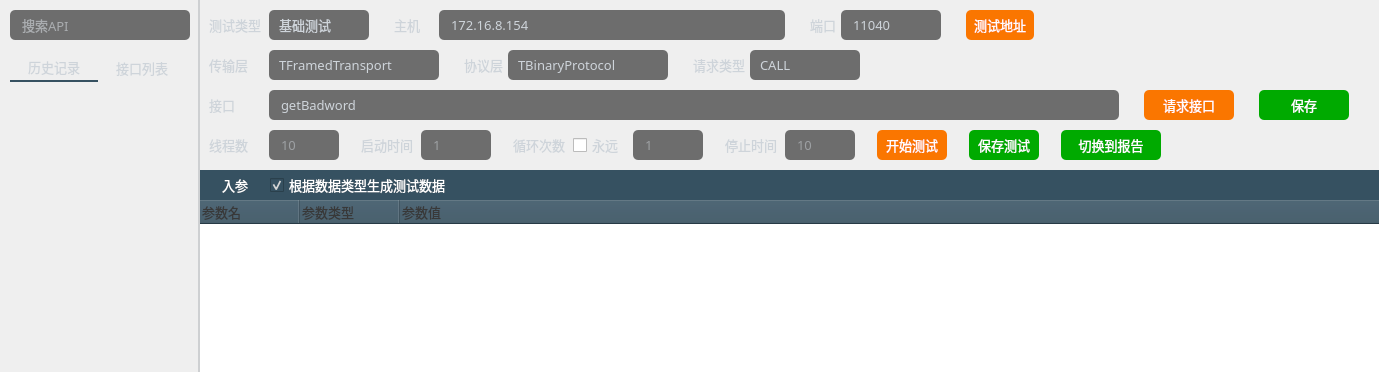
First picture: the form in thriftwidget.ui, repository HuaGouFdog/Fdog-Kit, before the edit; both pictures show x 0 to 1379 and y 0 to 372 of the 1379 by 701 pixel window.
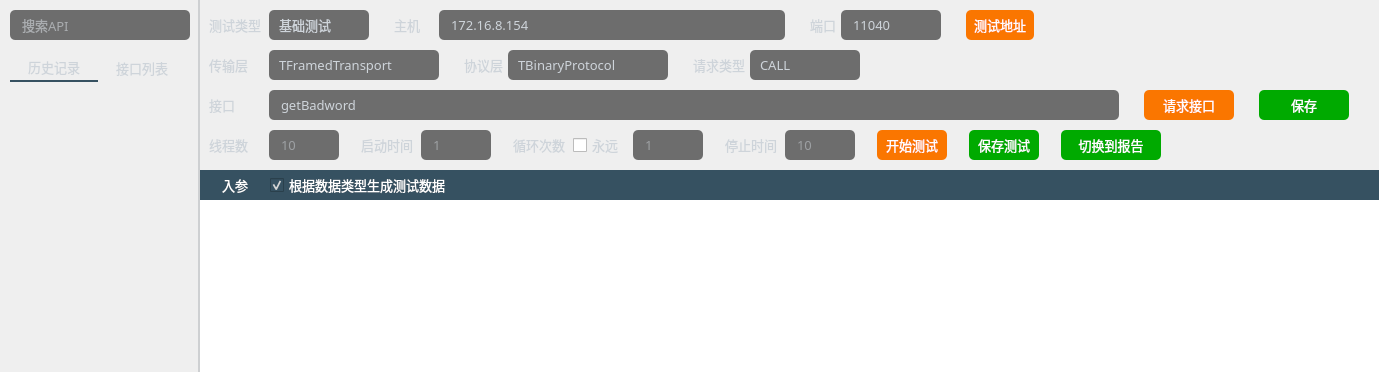
Second picture: the form after the edit. Icons and pictures are not drawn.

Commit message: 只显示zk和thirft两个工具，并优化界面操作

What changed in the file:
```diff
--- a/thriftwidget.ui
+++ b/thriftwidget.ui
@@ -2399,7 +2399,7 @@
                      <bool>false</bool>
                     </property>
                     <attribute name="headerVisible">
-                     <bool>true</bool>
+                     <bool>false</bool>
                     </attribute>
                     <attribute name="headerDefaultSectionSize">
                      <number>100</number>
```
The commit also changes 6 other files.
